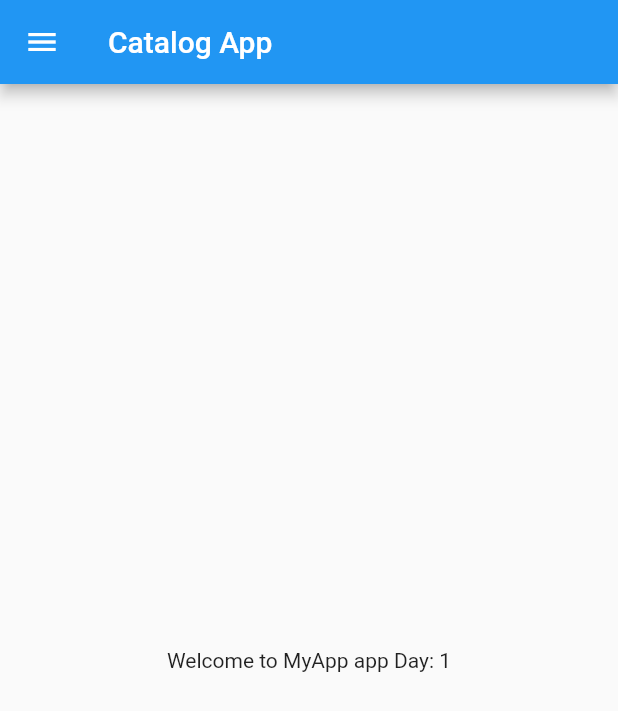
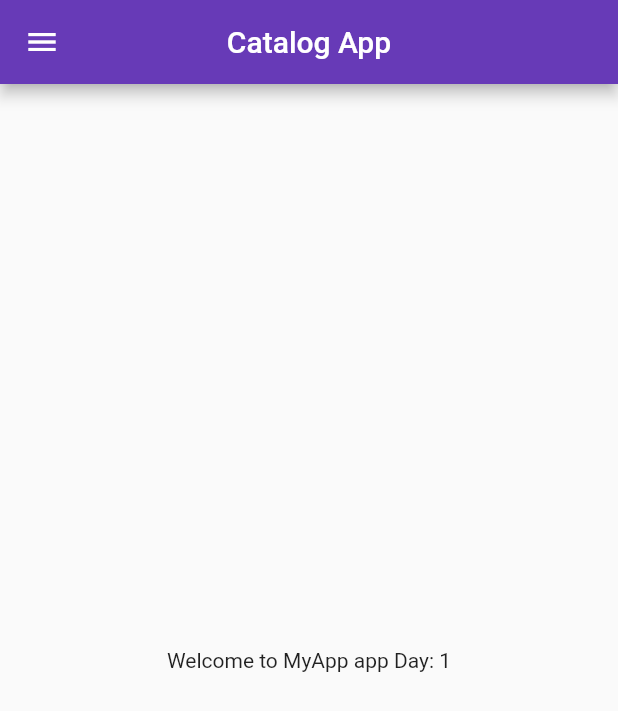
Before and after one commit to mohd-raza/Learning-Flutter, a Flutter app: the screen it shows after launch, on a phone screen of 412 x 824 dp. Shown: the top 711 px of the screen. Run offline on Flutter 3.47's test engine with Material 2 defaults, Android fonts, the phone set to English and light mode, and no system bars.

Commit message:
Third Commit

```diff
--- a/lib/main.dart
+++ b/lib/main.dart
@@ -1,5 +1,7 @@
-import 'package:firstapp/home_page.dart';
+import 'package:firstapp/pages/home_page.dart';
 import 'package:flutter/material.dart';
+import "package:firstapp/pages/login_page.dart";
+// ignore_for_file: prefer_const_constructors
 
 void main() {
   runApp(MyApp());
@@ -8,16 +10,16 @@ void main() {
 class MyApp extends StatelessWidget {
   @override
   Widget build(BuildContext context) {
-    int days = 1;
-    String name = "MyApp";
-    double pi = 3.14;
-    bool isMale = true;
-    num temp = 30.5;
-    var v1 = "Tuesday";
-    const e = 2.7;
-    final bill = 15.5;
     return MaterialApp(
-      home: HomePage(),
+      themeMode: ThemeMode.light,
+      theme: ThemeData(primarySwatch: Colors.deepPurple),
+      darkTheme: ThemeData(brightness: Brightness.dark),
+      initialRoute: "/home",
+      routes: {
+        "/": (context) => LoginPage(),
+        "/home": (context) => HomePage(),
+        "/login": (context) => LoginPage(),
+      },
     );
   }
 }
--- a/lib/home_page.dart
+++ b/lib/pages/home_page.dart
@@ -1,4 +1,5 @@
 import 'package:flutter/material.dart';
+// ignore_for_file: prefer_const_constructors
 
 class HomePage extends StatelessWidget {
   const HomePage({Key? key}) : super(key: key);
@@ -9,6 +10,7 @@ class HomePage extends StatelessWidget {
     final String name = "MyApp";
     return Scaffold(
       appBar: AppBar(
+        centerTitle: true,
         title: Text("Catalog App"),
       ),
       body: Center(
```
Also changed, not shown: lib/pages/login_page.dart (added, +17 -0 lines).
